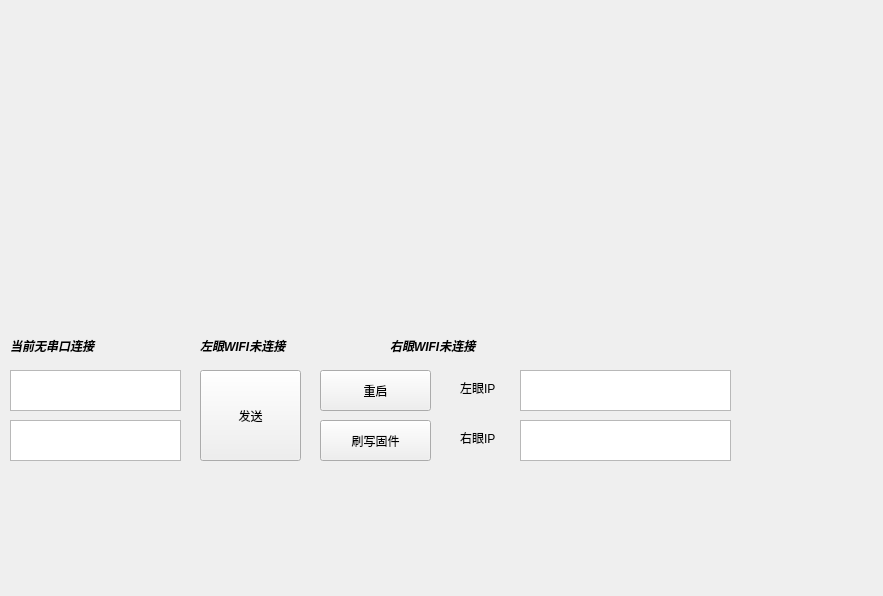
Old version of the form ui/paper_eye_tracker_window.ui in the repository JellyfishKnight/paper_tracker.
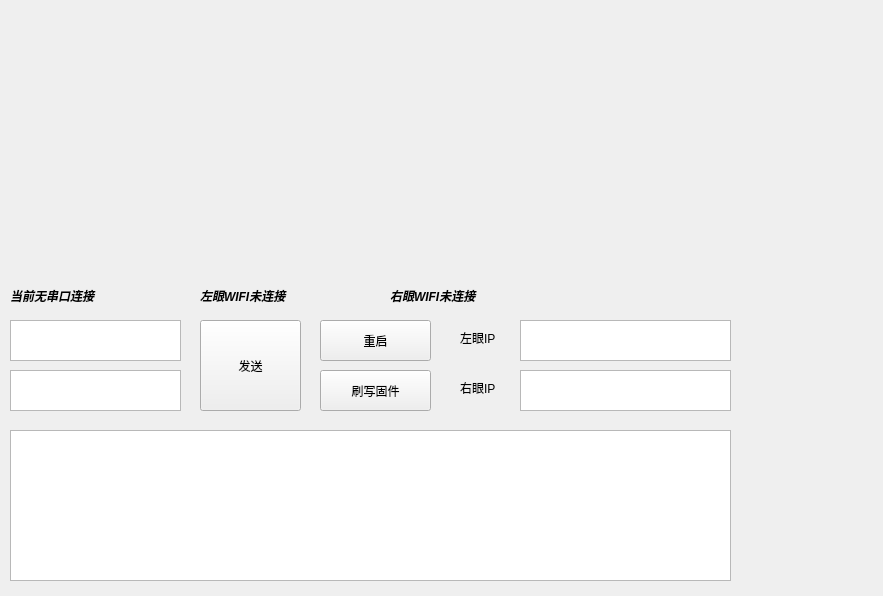
New version of the form.

```diff
--- a/ui/paper_eye_tracker_window.ui
+++ b/ui/paper_eye_tracker_window.ui
@@ -17,7 +17,7 @@
    <property name="geometry">
     <rect>
      <x>10</x>
-     <y>40</y>
+     <y>10</y>
      <width>261</width>
      <height>261</height>
     </rect>
@@ -30,7 +30,7 @@
    <property name="geometry">
     <rect>
      <x>310</x>
-     <y>40</y>
+     <y>10</y>
      <width>261</width>
      <height>261</height>
     </rect>
@@ -43,7 +43,7 @@
    <property name="geometry">
     <rect>
      <x>10</x>
-     <y>370</y>
+     <y>320</y>
      <width>171</width>
      <height>41</height>
     </rect>
@@ -53,7 +53,7 @@
    <property name="geometry">
     <rect>
      <x>10</x>
-     <y>420</y>
+     <y>370</y>
      <width>171</width>
      <height>41</height>
     </rect>
@@ -63,7 +63,7 @@
    <property name="geometry">
     <rect>
      <x>200</x>
-     <y>370</y>
+     <y>320</y>
      <width>101</width>
      <height>91</height>
     </rect>
@@ -76,7 +76,7 @@
    <property name="geometry">
     <rect>
      <x>320</x>
-     <y>370</y>
+     <y>320</y>
      <width>111</width>
      <height>41</height>
     </rect>
@@ -89,7 +89,7 @@
    <property name="geometry">
     <rect>
      <x>320</x>
-     <y>420</y>
+     <y>370</y>
      <width>111</width>
      <height>41</height>
     </rect>
@@ -102,7 +102,7 @@
    <property name="geometry">
     <rect>
      <x>10</x>
-     <y>335</y>
+     <y>285</y>
      <width>161</width>
      <height>21</height>
     </rect>
@@ -121,7 +121,7 @@
    <property name="geometry">
     <rect>
      <x>200</x>
-     <y>330</y>
+     <y>280</y>
      <width>161</width>
      <height>31</height>
     </rect>
@@ -140,7 +140,7 @@
    <property name="geometry">
     <rect>
      <x>390</x>
-     <y>330</y>
+     <y>280</y>
      <width>161</width>
      <height>31</height>
     </rect>
@@ -159,7 +159,7 @@
    <property name="geometry">
     <rect>
      <x>460</x>
-     <y>380</y>
+     <y>330</y>
      <width>54</width>
      <height>16</height>
     </rect>
@@ -172,7 +172,7 @@
    <property name="geometry">
     <rect>
      <x>460</x>
-     <y>430</y>
+     <y>380</y>
      <width>54</width>
      <height>16</height>
     </rect>
@@ -185,7 +185,7 @@
    <property name="geometry">
     <rect>
      <x>520</x>
-     <y>370</y>
+     <y>320</y>
      <width>211</width>
      <height>41</height>
     </rect>
@@ -195,12 +195,22 @@
    <property name="geometry">
     <rect>
      <x>520</x>
-     <y>420</y>
+     <y>370</y>
      <width>211</width>
      <height>41</height>
     </rect>
    </property>
   </widget>
+  <widget class="QPlainTextEdit" name="LogText">
+   <property name="geometry">
+    <rect>
+     <x>10</x>
+     <y>430</y>
+     <width>721</width>
+     <height>151</height>
+    </rect>
+   </property>
+  </widget>
  </widget>
  <resources/>
  <connections/>
```
